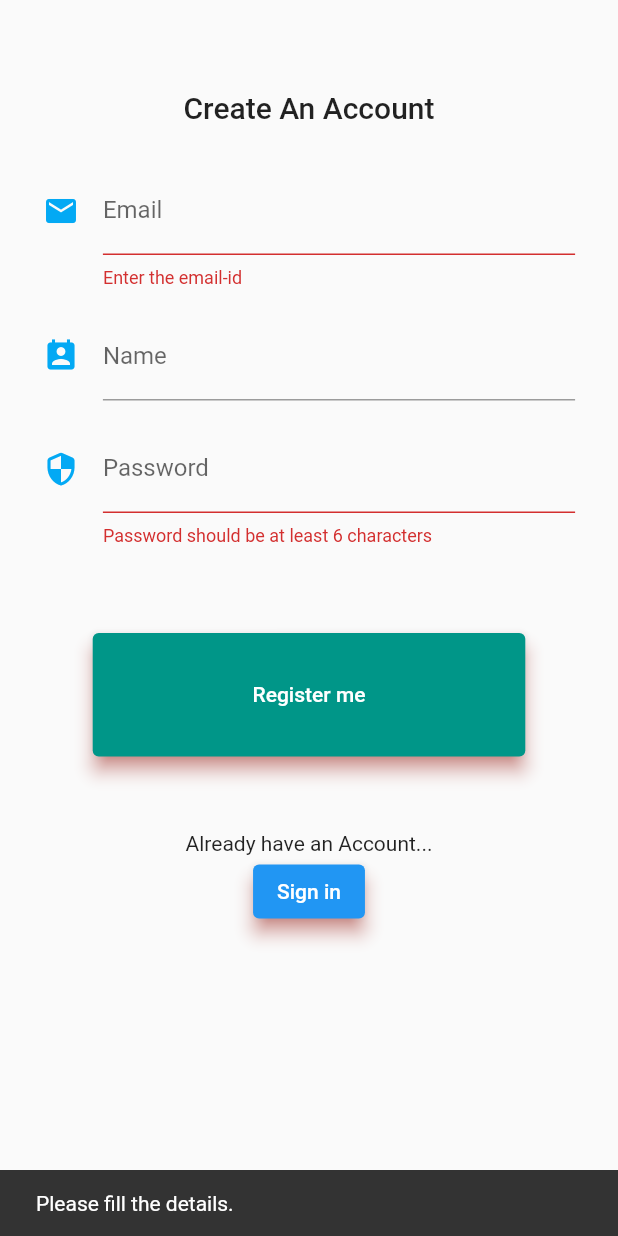
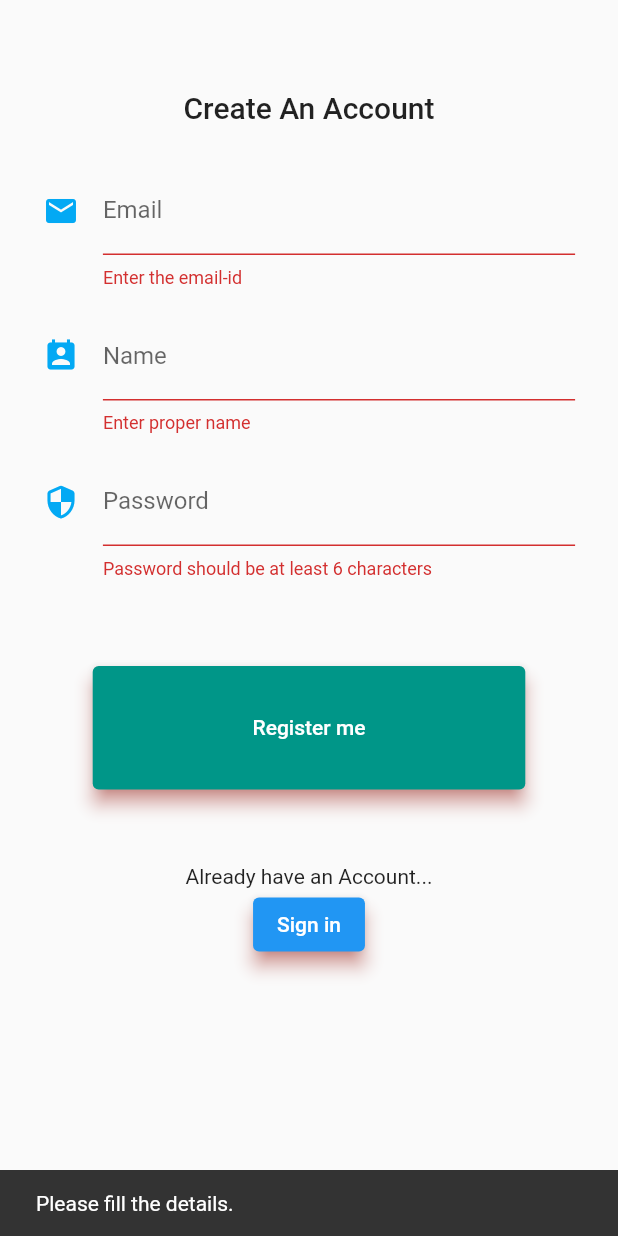
Before and after one commit to awwush/AntiKidMania-1, a Flutter app: the screen it shows after launch, after a tap on "Login", after a tap on "Register", after a tap on "Register me", on a phone screen of 412 x 824 dp. Run offline on Flutter 3.47's test engine with Material 2 defaults, Android fonts, the phone set to English and light mode, and no system bars; our stand-ins replace dio.

Commit message:
updated little UI

```diff
--- a/lib/screens/register.dart
+++ b/lib/screens/register.dart
@@ -139,7 +139,13 @@ class _RegisterState extends State<Register> {
                 color: Colors.lightBlue,
               ),
             ),
-            validator: (value) {}),
+            validator: (value) {
+              if(value.isEmpty){
+                return "Enter proper name";
+              }else{
+                return null;
+              }
+            }),
       ),
     );
   }
@@ -244,17 +250,16 @@ class _RegisterState extends State<Register> {
             elevation: 5,
           ),
           onPressed: () async {
-            Response response;
-            var dio = new Dio();
 
             if (_signUpKey.currentState.validate()) {
               // Securing password
               var bytes = utf8.encode(_passwordController.text);
               var digest = sha512.convert(bytes);
-              await Provider.of<Authorize>(context, listen: false).Register(_nameController.text, _emailController.text, digest.toString());
+              await Provider.of<Authorize>(context, listen: false).Register(context,_nameController.text, _emailController.text, digest.toString());
             }else{
+              final snackbar = SnackBar(content: Text("Please fill the details."));
               _scaffoldGlobalKey.currentState.showSnackBar(
-                SnackBar(content: Text("Please fill the details.")),
+                snackbar,
               );
             }
           },
--- a/lib/screens/signin.dart
+++ b/lib/screens/signin.dart
@@ -1,5 +1,8 @@
+
+import 'dart:convert';
 
 import 'package:anti_kid_mania/services/auth.dart';
+import 'package:crypto/crypto.dart';
 import 'package:flutter/cupertino.dart';
 import 'package:flutter/material.dart';
 import 'package:provider/provider.dart';
@@ -244,16 +247,18 @@ class _SignInState extends State<SignIn> {
           ),
 
           onPressed: () async {
-            //change not
-            if (_signInKey.currentState.validate()){
-              await Provider.of<Authorize>(context, listen: false).SignIn("Foo", "bar");
-            }
-            else{
+
+            if (_signInKey.currentState.validate()) {
+              // Securing password
+              var bytes = utf8.encode(_passwordController.text);
+              var digest = sha512.convert(bytes);
+              await Provider.of<Authorize>(context, listen: false).SignIn(_emailController.text, digest.toString());
+            }else{
+              final snackbar = SnackBar(content: Text("Please fill the details."));
               _scaffoldGlobalKey.currentState.showSnackBar(
-                  SnackBar(content: Text("Please fill the details.")),
+                snackbar,
               );
             }
-
           },
         ),
       ),
--- a/lib/services/auth.dart
+++ b/lib/services/auth.dart
@@ -3,6 +3,7 @@ import 'dart:io';
 
 import 'package:dio/dio.dart';
 import 'package:flutter/foundation.dart';
+import 'package:flutter/material.dart';
 import 'package:provider/provider.dart';
 
 
@@ -10,7 +11,7 @@ class Authorize with ChangeNotifier{
 
   bool logged_in = false;
 
-  void Register(String name, String email, String password) async{
+  void Register(BuildContext context, String name, String email, String password) async{
 
     // todo : write s backend logic
 
@@ -30,6 +31,8 @@ class Authorize with ChangeNotifier{
       var map=Map<String, dynamic>.from(response.data);
       if(map.containsKey("err")){
         //  TODO: SHOW snackbar already registered, show the err message
+        final snackBar = SnackBar(content: Text("Already registered!"));
+        Scaffold.of(context).showSnackBar(snackBar);
         print("Key error, email id already exists");
         return ;
       }
```
